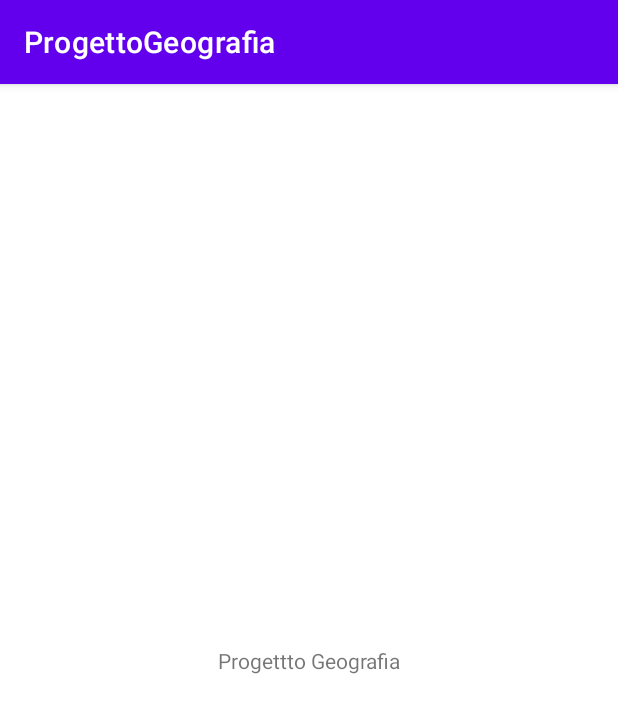
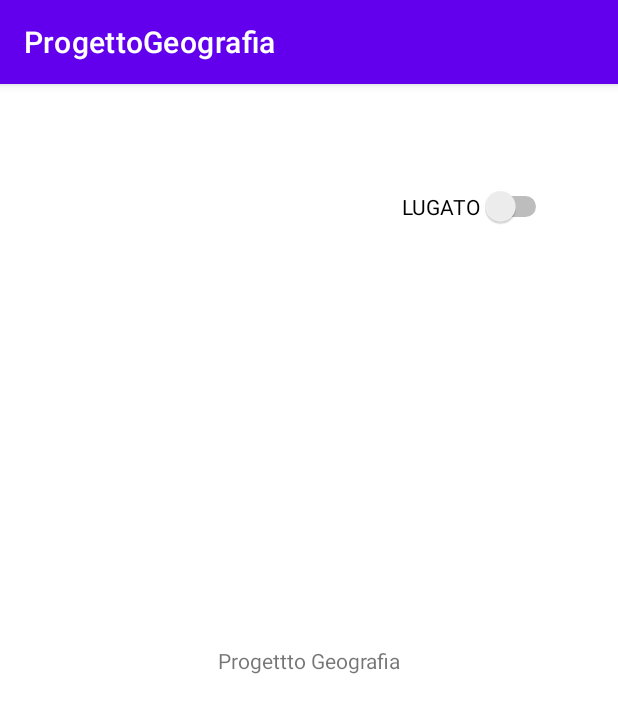
Before and after one commit to SGiuri/ProgettoGeografia, an Android app: the screen it shows after launch (MainActivity), on a phone screen of 412 x 824 dp. Shown: the top 713 px of the screen. Run offline under Robolectric (Android 15) with nearby library versions, the phone set to English and light mode, and no system bars.

Commit message:
Lugato ha modificato

```diff
--- a/app/src/main/res/layout/activity_main.xml
+++ b/app/src/main/res/layout/activity_main.xml
@@ -15,4 +15,14 @@
         app:layout_constraintRight_toRightOf="parent"
         app:layout_constraintTop_toTopOf="parent" />
 
+    <Switch
+        android:id="@+id/switch1"
+        android:layout_width="wrap_content"
+        android:layout_height="wrap_content"
+        android:layout_marginTop="68dp"
+        android:layout_marginEnd="44dp"
+        android:text="LUGATO"
+        app:layout_constraintEnd_toEndOf="parent"
+        app:layout_constraintTop_toTopOf="parent" />
+
 </androidx.constraintlayout.widget.ConstraintLayout>
```
